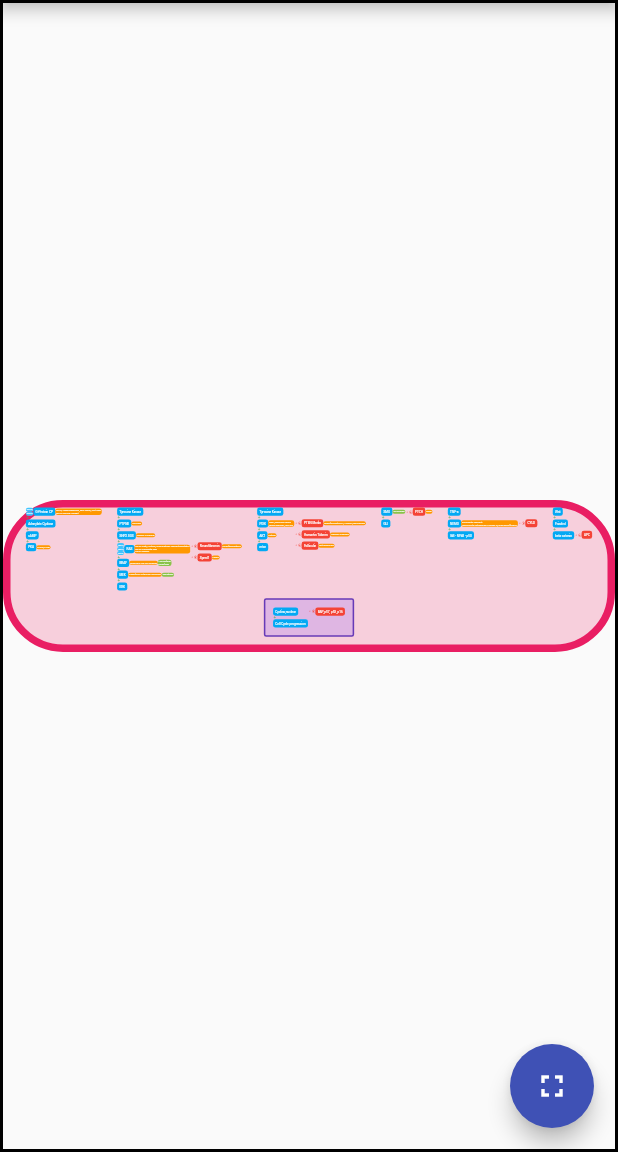
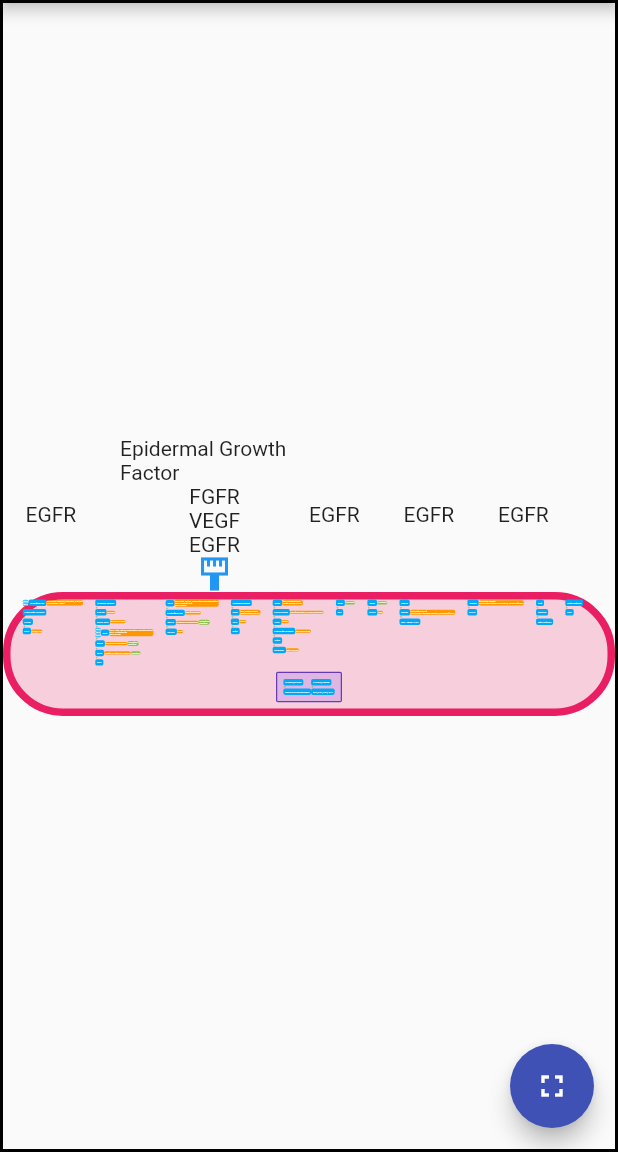
Before and after one commit to conormvickers/veryskinteresting, a Flutter app: the screen it shows after launch, on a phone screen of 412 x 824 dp, the part 84-1236 px from its top. Run offline on Flutter 3.47's test engine with Material 2 defaults, Android fonts, the phone set to English and light mode, and no system bars; our stand-ins replace firebase_core, firebase_storage, flutter_layout_grid, flutter_spinkit, photo_view, transparent_image; missing offline and left inert: dart:html; accounts and stored records are empty; network calls fail; statements that could not run were skipped.

Commit message:
simplified boxes

```diff
--- a/lib/main.dart
+++ b/lib/main.dart
@@ -9,6 +9,7 @@ import 'package:transparent_image/transparent_image.dart';
 import 'package:flutter_spinkit/flutter_spinkit.dart';
 import 'package:flutter_layout_grid/flutter_layout_grid.dart';
 import 'package:vector_math/vector_math_64.dart' show Vector3;
+import 'dart:math' as math;
 
 void main() {
   runApp(MyApp());
@@ -159,50 +160,50 @@ List<Protein> mapkProteins = mapk.map((e) => Protein(e, GlobalKey())).toList();
 
 List<List<Protein>> allProteins = [[]];
 
-// class ProfileCardPainter extends CustomPainter {
-//   ProfileCardPainter({@required this.color});
-//   final Color color;
-//   @override
-//   void paint(Canvas canvas, Size size) {
-//     allProteins.asMap().forEach((numberOfPath, pathway) {
-//       List<Offset> points = [];
-//       pathway.asMap().forEach((key, value) {
-//         GlobalKey gkey = value.key;
-//         final b = (gkey.currentContext.findRenderObject() as RenderBox)
-//             .getTransformTo(gkey.currentContext.findRenderObject().parent)
-//             .getTranslation();
-//         final d = (gkey.currentContext.findRenderObject() as RenderBox).size;
-//         var hOffset = 0.0;
-//         if (key.isEven) {
-//           hOffset = d.height;
-//         }
-//         Offset box = Offset(b.x + (d.width / 2), b.y + hOffset);
-//         points.add(box);
-//       });
-//       points.asMap().forEach((n, point) {
-//         if (n > 0 && n < points.length) {
-//           final p1 = point;
-//           final p2 = points[n - 1];
-//           final paint = Paint()
-//             ..color = Colors.pink
-//             ..strokeWidth = 4;
-//           canvas.drawLine(p1, p2, paint);
-//         }
-//       });
-//       final p1 = Offset(0, 0);
-//       final p2 = Offset(500, 500);
-//       final paint = Paint()
-//         ..color = Colors.pink
-//         ..strokeWidth = 4;
-//       canvas.drawLine(p1, p2, paint);
-//     });
-//   }
-//
-//   @override
-//   bool shouldRepaint(ProfileCardPainter oldDelegate) {
-//     return color != oldDelegate.color;
-//   }
-// }
+class ProfileCardPainter extends CustomPainter {
+  ProfileCardPainter({@required this.color});
+  final Color color;
+  @override
+  void paint(Canvas canvas, Size size) {
+    allProteins.asMap().forEach((numberOfPath, pathway) {
+      List<Offset> points = [];
+      pathway.asMap().forEach((key, value) {
+        GlobalKey gkey = value.key;
+        final b = (gkey.currentContext.findRenderObject() as RenderBox)
+            .getTransformTo(gkey.currentContext.findRenderObject().parent)
+            .getTranslation();
+        final d = (gkey.currentContext.findRenderObject() as RenderBox).size;
+        var hOffset = 0.0;
+        if (key.isEven) {
+          hOffset = d.height;
+        }
+        Offset box = Offset(b.x + (d.width / 2), b.y + hOffset);
+        points.add(box);
+      });
+      points.asMap().forEach((n, point) {
+        if (n > 0 && n < points.length) {
+          final p1 = point;
+          final p2 = points[n - 1];
+          final paint = Paint()
+            ..color = Colors.pink
+            ..strokeWidth = 4;
+          canvas.drawLine(p1, p2, paint);
+        }
+      });
+      final p1 = Offset(0, 0);
+      final p2 = Offset(500, 500);
+      final paint = Paint()
+        ..color = Colors.pink
+        ..strokeWidth = 4;
+      canvas.drawLine(p1, p2, paint);
+    });
+  }
+
+  @override
+  bool shouldRepaint(ProfileCardPainter oldDelegate) {
+    return color != oldDelegate.color;
+  }
+}
 
 class _MyHomePageState extends State<MyHomePage> with TickerProviderStateMixin {
   @override
@@ -381,106 +382,50 @@ class _MyHomePageState extends State<MyHomePage> with TickerProviderStateMixin {
     );
   }
 
+  Widget surfaceReceptors() {
+    return Container(
+      padding: EdgeInsets.symmetric(horizontal: 15),
+      child: Row(
+        children: [
+          Expanded(
+            child: Text('EGFR'),
+          ),
+          Expanded(
+            flex: 2,
+            child: Column(
+              children: [
+                Text('Epidermal Growth Factor'),
+                Text('FGFR'),
+                Text('VEGF'),
+                Text('EGFR'),
+                Transform.rotate(
+                    angle: 180 * math.pi / 180,
+                    child: Icon(
+                      Icons.cleaning_services_sharp,
+                      color: Colors.blue,
+                    ))
+              ],
+            ),
+          ),
+          Expanded(
+            child: Text('EGFR'),
+          ),
+          Expanded(
+            child: Text('EGFR'),
+          ),
+          Expanded(
+            child: Text('EGFR'),
+          ),
+        ],
+      ),
+    );
+  }
+
   Widget enzymes() {
     List<Widget> a = [];
     List<Widget> b = [];
 
     allProteins.asMap().forEach((num, pathway) {
-      if (pathway[0].name.substring(0, 1) == '-') {
-        List<Widget> colStuff = [];
-        List<double> spacers = [];
-        int spacerIndex = 0;
-        pathway.asMap().forEach((number, value) {
-          if (number.isEven || number == 0) {
-            print(
-                "checking " + value.name + ' for ' + pathway[number + 1].name);
-            allProteins[num - 1].asMap().forEach((key, previous) {
-              if (previous.name
-                  .toUpperCase()
-                  .contains(value.name.substring(1).toUpperCase())) {
-                print('found ' + value.name + '->' + key.toString());
-                spacers.add(key.toDouble());
-              }
-            });
-            print('spacers: ' +
-                spacers.toString() +
-                'indx' +
-                spacerIndex.toString());
-
-            if (spacers.length > 0) {
-              double space = spacers[spacerIndex];
-
-              if (spacerIndex > 0) {
-                space = spacers[spacerIndex] - spacers[spacerIndex - 1] - 1;
-              }
-              colStuff.add(Container(height: (space * 75)));
-
-              spacerIndex++;
-            }
-
-            String name = 'No name';
-            String info = 'No info';
-            Widget diseaseState = Container();
-            allDiseases.asMap().forEach((n, disease) {
-              if (pathway[number + 1]
-                  .name
-                  .toUpperCase()
-                  .contains(disease.gene.toUpperCase())) {
-                name = disease.name;
-                info = disease.info;
-
-                diseaseState = GestureDetector(
-                  onTap: () => {_showDialog(context, name, info)},
-                  child: Container(
-                      padding: EdgeInsets.all(5),
-                      child: Text(
-                        name,
-                        style: TextStyle(color: Colors.white),
-                      ),
-                      decoration: BoxDecoration(
-                        borderRadius: BorderRadius.circular(15),
-                        color: Colors.orange,
-                      )),
-                );
-              }
-            });
-            colStuff.add(Row(
-              children: [
-                Icon(
-                  Icons.arrow_left,
-                  color: Colors.red,
-                ),
-                Icon(Icons.stop_circle_outlined, color: Colors.red),
-                Container(
-                  padding: EdgeInsets.all(15),
-                  decoration: BoxDecoration(
-                    borderRadius: BorderRadius.circular(15),
-                    color: Colors.red,
-                  ),
-                  child: Text(
-                    pathway[number + 1].name,
-                    style: TextStyle(color: Colors.white, fontSize: 20),
-                  ),
-                ),
-                diseaseState
-              ],
-            ));
-            colStuff.add(Container(
-              height: 20,
-            ));
-          }
-        });
-        Column col = Column(
-          mainAxisAlignment: MainAxisAlignment.start,
-          crossAxisAlignment: CrossAxisAlignment.start,
-          children: colStuff,
-        );
-        if (pathway[0].name.toUpperCase().contains(",NUCLEAR")) {
-          b.add(col);
-        } else {
-          a.add(col);
-        }
-      } else {
       a.add(Column(
         children: [
           Container(
@@ -560,11 +505,10 @@ class _MyHomePageState extends State<MyHomePage> with TickerProviderStateMixin {
             );
           }
         });
-          colStuff.add(Container(
-            child: Row(
-              children: [
-                vs,
-                Container(
+
+        Widget main = Container();
+        if (true) {
+          main = Container(
             key: value.key,
             padding: EdgeInsets.all(15),
             decoration: BoxDecoration(
@@ -577,10 +521,35 @@ class _MyHomePageState extends State<MyHomePage> with TickerProviderStateMixin {
                   : value.name,
               style: TextStyle(color: Colors.white, fontSize: 20),
             ),
+          );
+        } else {
+          main = Row(
+            children: [
+              Icon(
+                Icons.arrow_left,
+                color: Colors.red,
               ),
-                diseaseState,
-                medicationState
+              Icon(Icons.stop_circle_outlined, color: Colors.red),
+              Container(
+                padding: EdgeInsets.all(15),
+                decoration: BoxDecoration(
+                  borderRadius: BorderRadius.circular(15),
+                  color: Colors.red,
+                ),
+                child: Text(
+                  value.name.contains(':')
+                      ? value.name.substring(0, value.name.indexOf(':'))
+                      : value.name,
+                  style: TextStyle(color: Colors.white, fontSize: 20),
+                ),
+              ),
+              diseaseState
             ],
+          );
+        }
+        colStuff.add(Container(
+          child: Row(
+            children: [vs, main, diseaseState, medicationState],
           ),
         ));
         if (key < pathway.length - 1) {
@@ -601,7 +570,6 @@ class _MyHomePageState extends State<MyHomePage> with TickerProviderStateMixin {
         b.add(col);
       } else {
         a.add(col);
-        }
       }
     });
 
@@ -699,6 +667,9 @@ class _MyHomePageState extends State<MyHomePage> with TickerProviderStateMixin {
                         child: Container(),
                       ),
                       Container(
+                        child: surfaceReceptors(),
+                      ),
+                      Container(
                           decoration: BoxDecoration(
                               border: Border.all(color: Colors.pink, width: 5),
                               borderRadius: BorderRadius.circular(40),
```
Lines whose indentation alone changed are shown as unchanged.
